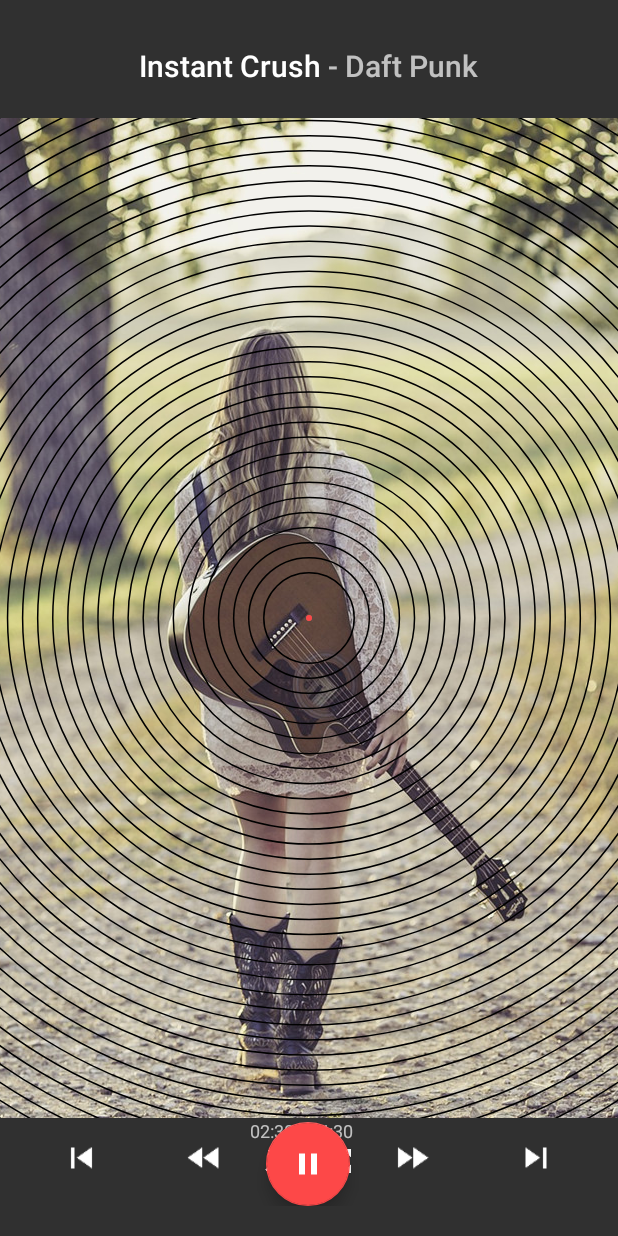
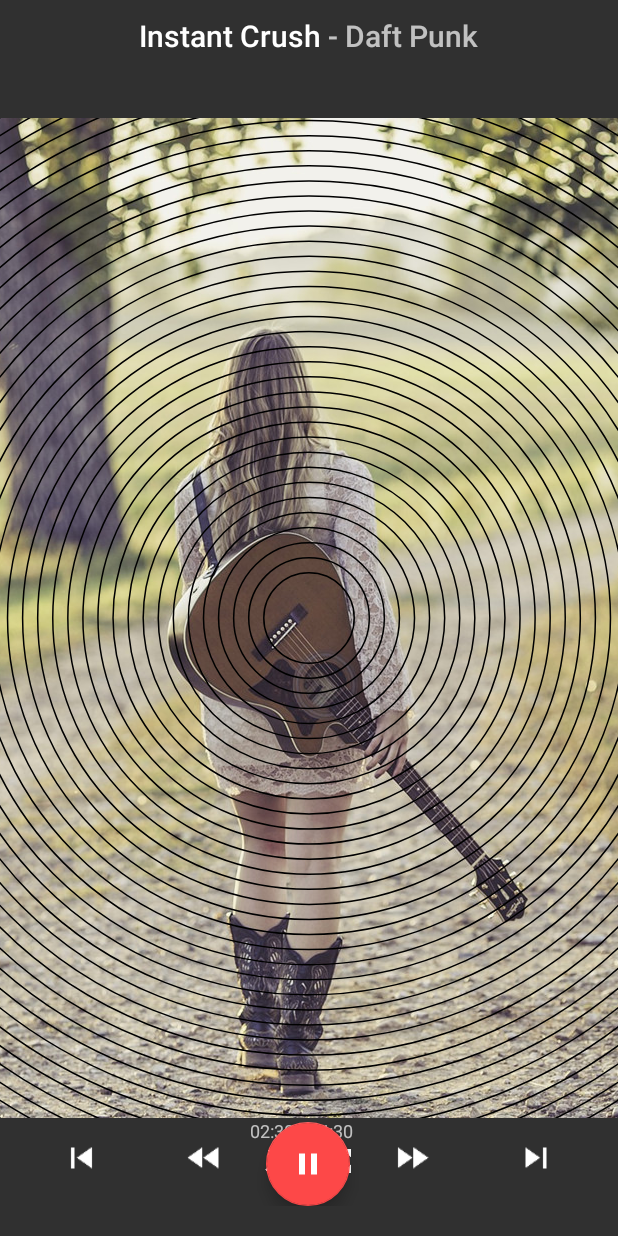
Before and after one commit to Totorowow/TangliMusicPlayer, an Android app: the layout content_detail.xml on its own in the app's theme, with its tools: preview values and no code run, on a phone screen of 412 x 824 dp. Run offline under Robolectric (Android 15) with nearby library versions, the phone set to English and light mode, and no system bars.

Commit message:
update code

```diff
--- a/tangliMusicPlayer/build.gradle
+++ b/tangliMusicPlayer/build.gradle
@@ -7,8 +7,8 @@ android {
         applicationId "com.tangli.musicplayer"
         minSdkVersion 24
         targetSdkVersion 32
-        versionCode 1
-        versionName "1.0"
+        versionCode 2
+        versionName "1.0.2"
     }
     buildTypes {
         debug {
--- a/tangliMusicPlayer/src/main/java/com/tangli/musicplayer/view/InsetsPercentRelativeLayout.java
+++ /dev/null
@@ -1,47 +0,0 @@
-
-package com.tangli.musicplayer.view;
-
-import android.content.Context;
-import android.util.AttributeSet;
-import android.view.View;
-import android.widget.RelativeLayout;
-
-import androidx.annotation.NonNull;
-import androidx.core.view.ViewCompat;
-import androidx.core.view.WindowInsetsCompat;
-
-public class InsetsPercentRelativeLayout extends RelativeLayout {
-
-    public InsetsPercentRelativeLayout(Context context) {
-        this(context, null, 0);
-    }
-
-    public InsetsPercentRelativeLayout(Context context, AttributeSet attrs) {
-        this(context, attrs, 0);
-    }
-
-    public InsetsPercentRelativeLayout(Context context, AttributeSet attrs, int defStyle) {
-        super(context, attrs, defStyle);
-        ViewCompat.setOnApplyWindowInsetsListener(this, new androidx.core.view.OnApplyWindowInsetsListener() {
-            @NonNull
-            @Override
-            public WindowInsetsCompat onApplyWindowInsets(@NonNull View v, @NonNull WindowInsetsCompat insets) {
-                setWindowInsets(insets);
-                return insets.consumeSystemWindowInsets();
-            }
-        });
-
-    }
-
-    private void setWindowInsets(WindowInsetsCompat insets) {
-        // Now dispatch them to our children
-        for (int i = 0, z = getChildCount(); i < z; i++) {
-            final View child = getChildAt(i);
-            insets = ViewCompat.dispatchApplyWindowInsets(child, insets);
-            if (insets.isConsumed()) {
-                break;
-            }
-        }
-    }
-
-}
--- a/tangliMusicPlayer/src/main/res/layout/activity_main.xml
+++ b/tangliMusicPlayer/src/main/res/layout/activity_main.xml
@@ -1,5 +1,5 @@
 <?xml version="1.0" encoding="utf-8"?>
-<com.tangli.musicplayer.view.InsetsPercentRelativeLayout
+<RelativeLayout
     xmlns:android="http://schemas.android.com/apk/res/android"
     xmlns:app="http://schemas.android.com/apk/res-auto"
     xmlns:tools="http://schemas.android.com/tools"
@@ -134,4 +134,4 @@
         android:transitionName="@string/transition_name_fab"
         app:fabSize="mini"/>
 
-</com.tangli.musicplayer.view.InsetsPercentRelativeLayout>
+</RelativeLayout>
--- a/tangliMusicPlayer/src/main/res/layout/content_detail.xml
+++ b/tangliMusicPlayer/src/main/res/layout/content_detail.xml
@@ -1,5 +1,5 @@
 <?xml version="1.0" encoding="utf-8"?>
-<com.tangli.musicplayer.view.InsetsPercentRelativeLayout
+<RelativeLayout
     xmlns:android="http://schemas.android.com/apk/res/android"
     xmlns:app="http://schemas.android.com/apk/res-auto"
     xmlns:tools="http://schemas.android.com/tools"
@@ -22,7 +22,7 @@
         android:id="@+id/title"
         layout="@layout/track_title"
         android:layout_width="wrap_content"
-        android:layout_marginTop="30dp"
+        android:layout_marginTop="10dp"
         android:layout_height="wrap_content"
         android:layout_centerHorizontal="true" />
 
@@ -30,6 +30,7 @@
         android:id="@+id/progress"
         android:layout_centerInParent="true"
         android:transitionName="@string/transition_name_progress"
+        android:visibility="invisible"
         android:layout_height="wrap_content" android:layout_width="wrap_content"/>
 
 
@@ -148,4 +149,4 @@
 
     </LinearLayout>
 
-</com.tangli.musicplayer.view.InsetsPercentRelativeLayout>
+</RelativeLayout>
```
